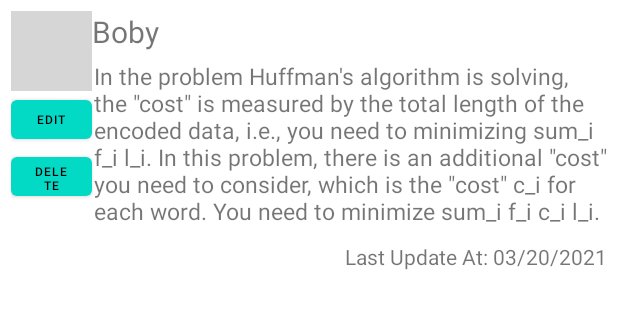
After one commit to Toubat/Courstack, an Android app: the layout forum_item_answer.xml on its own in the app's theme, with its tools: preview values and no code run, on a phone screen of 412 x 824 dp. The commit adds this screen. Shown: the top 309 px of the screen. Run offline under Robolectric (Android 15) with nearby library versions, the light colour scheme and no system bars; grey boxes are pictures that could not be loaded.

Commit message:
update forum XML s.t. RV, item_post...

```diff
--- a/app/src/main/java/com/example/courstack/MainActivity.java
+++ b/app/src/main/java/com/example/courstack/MainActivity.java
@@ -13,12 +13,11 @@ import android.widget.Toast;
 import com.example.courstack.models.Answer;
 import com.example.courstack.models.AnswerPost;
 import com.example.courstack.ui.classmate.ClassmateFragment;
-import com.example.courstack.ui.note.NoteFragment;
+import com.example.courstack.ui.forum.forumFragment;
 import com.example.courstack.ui.profile.ProfileFragment;
 import com.example.courstack.ui.video.VideoFragment;
 import com.google.android.material.bottomnavigation.BottomNavigationView;
 import com.parse.FindCallback;
-import com.parse.GetCallback;
 import com.parse.ParseException;
 import com.parse.ParseQuery;
 
@@ -50,7 +49,7 @@ public class MainActivity extends AppCompatActivity {
                         fragment = new VideoFragment();
                         break;
                     case R.id.nav_notes:
-                        fragment = new NoteFragment();
+                        fragment = new forumFragment();
                         break;
                     case R.id.nav_classmate:
                         fragment = new ClassmateFragment();
--- /dev/null
+++ b/app/src/main/res/layout/forum_item_answer.xml
@@ -0,0 +1,88 @@
+<?xml version="1.0" encoding="utf-8"?>
+<RelativeLayout xmlns:android="http://schemas.android.com/apk/res/android"
+    xmlns:app="http://schemas.android.com/apk/res-auto"
+    xmlns:tools="http://schemas.android.com/tools"
+    android:id="@+id/item_answer"
+    android:layout_width="match_parent"
+    android:layout_height="wrap_content"
+    android:layout_margin="7dp">
+
+    <ImageView
+        android:id="@+id/imageView"
+        android:layout_width="54dp"
+        android:layout_height="53dp"
+        android:layout_alignParentStart="true"
+        android:layout_alignParentTop="true"
+        android:layout_marginStart="0dp"
+        android:layout_marginTop="0dp"
+        tools:srcCompat="@tools:sample/avatars" />
+
+    <TextView
+        android:id="@+id/username"
+        android:layout_width="wrap_content"
+        android:layout_height="wrap_content"
+        android:layout_alignParentTop="true"
+        android:layout_marginStart="0dp"
+        android:layout_marginTop="0dp"
+        android:layout_toEndOf="@+id/imageView"
+        android:textSize="20dp"
+        tools:text="Boby" />
+
+    <TextView
+        android:id="@+id/post_text"
+        android:layout_width="match_parent"
+        android:layout_height="wrap_content"
+        android:layout_below="@+id/username"
+        android:layout_alignParentEnd="true"
+        android:layout_marginStart="1dp"
+        android:layout_marginTop="5dp"
+        android:layout_marginEnd="0dp"
+        android:layout_toEndOf="@+id/imageView"
+        android:textSize="15dp"
+        tools:text="In the problem Huffman's algorithm is solving, the &quot;cost&quot; is measured by the total length of the encoded data, i.e., you need to minimizing \sum_i f_i l_i. In this problem, there is an additional &quot;cost&quot; you need to consider, which is the &quot;cost&quot; c_i for each word. You need to minimize \sum_i f_i c_i l_i." />
+
+    <TextView
+        android:id="@+id/updateText"
+        android:layout_width="wrap_content"
+        android:layout_height="wrap_content"
+        android:layout_below="@+id/post_text"
+        android:layout_alignParentEnd="true"
+        android:layout_marginTop="10dp"
+        android:layout_marginEnd="79dp"
+        android:text="Last Update At:" />
+
+    <TextView
+        android:id="@+id/last_update"
+        android:layout_width="wrap_content"
+        android:layout_height="wrap_content"
+        android:layout_alignTop="@+id/updateText"
+        android:layout_alignParentEnd="true"
+        android:layout_marginTop="0dp"
+        android:layout_marginEnd="0dp"
+        tools:text="03/20/2021" />
+
+    <Button
+        android:id="@+id/edit_bt"
+        android:layout_width="52dp"
+        android:layout_height="38dp"
+        android:layout_below="@+id/imageView"
+        android:layout_alignParentStart="true"
+        android:layout_marginTop="0dp"
+        android:layout_marginEnd="0dp"
+        android:layout_toStartOf="@+id/post_text"
+        android:text="Edit"
+        android:textSize="8sp" />
+
+    <Button
+        android:id="@+id/Delete_bt"
+        android:layout_width="52dp"
+        android:layout_height="38dp"
+        android:layout_below="@+id/edit_bt"
+        android:layout_alignParentStart="true"
+        android:layout_marginTop="0dp"
+        android:layout_marginEnd="0dp"
+        android:layout_toStartOf="@+id/post_text"
+        android:text="Delete"
+        android:textSize="8sp" />
+
+</RelativeLayout>
```
Also changed, not shown: app/src/main/java/com/example/courstack/ui/forum/forumFragment.java (renamed from app/src/main/java/com/example/courstack/ui/note/NoteFragment.java, +19 -7 lines), app/src/main/res/layout/forum_item_post.xml (added, +58 -0 lines), app/src/main/res/layout/forum_rv_answers.xml (added, +72 -0 lines), app/src/main/res/layout/fragment_forum.xml (added, +30 -0 lines), app/src/main/res/layout/fragment_note.xml (deleted, +0 -14 lines).
